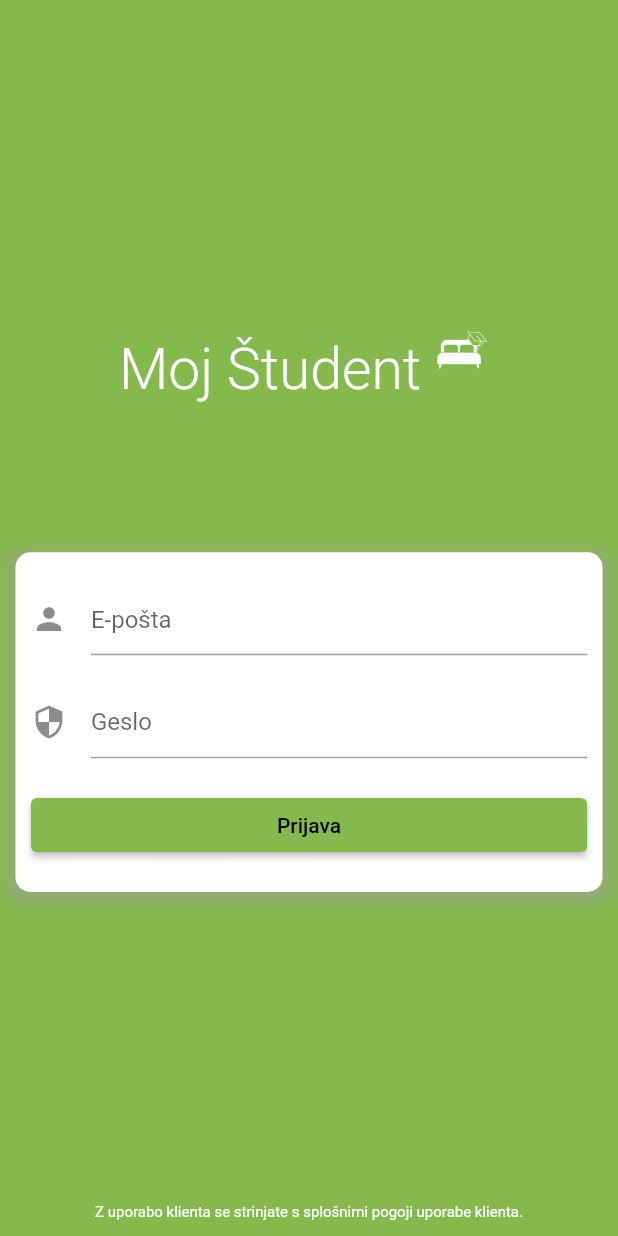
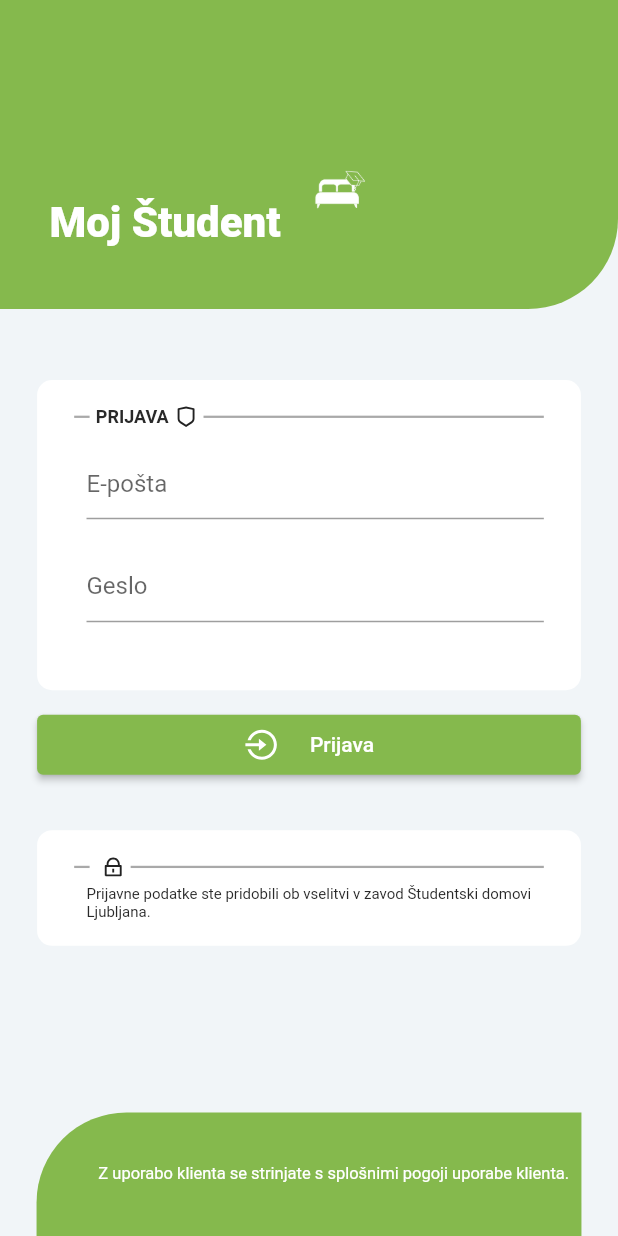
Before and after one commit to mojStudent/MojStudent, a Flutter app: the screen it shows after launch, on a phone screen of 412 x 824 dp. Run offline on Flutter 3.47's test engine with Material 2 defaults, Android fonts, the phone set to English and light mode, and no system bars; our stand-ins replace bloc, charts_flutter, dio, flutter_bloc, flutter_html, flutter_remix and 4 more; missing offline and left inert: http_interceptor; accounts and stored records are empty; statements that could not run were skipped.

Commit message:
updated login screen

```diff
--- a/lib/screens/login/login_screen.dart
+++ b/lib/screens/login/login_screen.dart
@@ -1,8 +1,11 @@
 import 'package:flutter/material.dart';
 import 'package:flutter_bloc/flutter_bloc.dart';
+import 'package:flutter_remix/flutter_remix.dart';
 import 'package:moj_student/constants/colors.dart';
 import 'package:moj_student/data/auth/auth_repository.dart';
 import 'package:moj_student/screens/home/home_screen.dart';
+import 'package:moj_student/screens/widgets/data_containers/containers/buttons/row_button.dart';
+import 'package:moj_student/screens/widgets/data_containers/containers/row_container.dart';
 import 'package:moj_student/services/blocs/login/login_bloc.dart';
 import 'package:moj_student/services/blocs/login/login_event.dart';
 import 'package:moj_student/services/blocs/login/login_state.dart';
@@ -17,7 +20,6 @@
   @override
   Widget build(BuildContext context) {
     return Scaffold(
-      backgroundColor: ThemeColors.primary,
       body: BlocProvider(
         create: (context) => LoginBloc(
           authRepository: context.read<AuthRepository>(),
@@ -27,89 +29,112 @@
     );
   }
 
-  SafeArea _buildView(BuildContext context) {
-    return SafeArea(
-      child: Padding(
-        padding: EdgeInsets.symmetric(
-            horizontal: MediaQuery.of(context).size.width * 0.025),
-        child: Column(
+  Widget _buildView(BuildContext context) {
+    final w = MediaQuery.of(context).size.width;
+    final h = MediaQuery.of(context).size.height;
+    return Column(
       mainAxisAlignment: MainAxisAlignment.spaceBetween,
       children: [
-            Column(),
         Column(
           mainAxisAlignment: MainAxisAlignment.center,
           crossAxisAlignment: CrossAxisAlignment.end,
           children: [
-                Center(
+            Container(
+              height: h * 0.25,
+              padding: EdgeInsets.only(left: w * 0.08, bottom: h * 0.05),
+              decoration: BoxDecoration(
+                  color: ThemeColors.primary,
+                  borderRadius:
+                      BorderRadius.only(bottomRight: Radius.circular(60))),
               child: Row(
-                    mainAxisAlignment: MainAxisAlignment.center,
                 crossAxisAlignment: CrossAxisAlignment.end,
                 children: [
                   Text(
                     "Moj Študent",
                     style: TextStyle(
-                            fontSize: 38,
-                            fontWeight: FontWeight.w300,
+                        fontSize: 28,
+                        fontWeight: FontWeight.w800,
                         color: Colors.white),
                   ),
+                  SizedBox(
+                    width: w * 0.03,
+                  ),
                   Column(
+                    mainAxisAlignment: MainAxisAlignment.end,
                     children: [
                       Image.asset(
                         'assets/ikona.png',
                         height: 52,
                       ),
                       SizedBox(
-                            height: 10,
+                        height: h * 0.015,
                       )
                     ],
                   ),
                 ],
               ),
             ),
-                SizedBox(
-                  height: MediaQuery.of(context).size.height * 0.12,
-                ),
-                _loginFormBox(context),
           ],
         ),
-            Column(
-              children: [
-                _tosLink(context),
-                SizedBox(
-                  height: 10,
-                )
-              ],
+        Expanded(
+          child: Padding(
+            padding: EdgeInsets.only(top: h * 0.05),
+            child: CustomScrollView(
+              physics: BouncingScrollPhysics(),
+              slivers: [
+                SliverToBoxAdapter(
+                  child: _loginFormBox(h, w, context),
                 )
               ],
             ),
           ),
+        ),
+        Container(
+          padding: EdgeInsets.only(right: w * 0.02, left: w * 0.1),
+          decoration: BoxDecoration(
+              color: Theme.of(context).primaryColor,
+              borderRadius: BorderRadius.only(topLeft: Radius.circular(60))),
+          height: h * 0.1,
+          child: Column(
+            mainAxisAlignment: MainAxisAlignment.center,
+            crossAxisAlignment: CrossAxisAlignment.start,
+            children: [
+              _tosLink(context),
+            ],
+          ),
+        )
+      ],
     );
   }
 
-  Container _loginFormBox(BuildContext context) {
-    return Container(
-      color: Colors.transparent,
-      child: Container(
-          decoration: BoxDecoration(
-              color: Colors.white,
-              borderRadius: BorderRadius.all(Radius.circular(10)),
-              boxShadow: [
-                BoxShadow(
-                  color: Colors.grey.withOpacity(0.5),
-                  spreadRadius: 5,
-                  blurRadius: 7,
-                  offset: Offset(0, 3), // changes position of shadow
+  Widget _loginFormBox(double h, double w, BuildContext context) {
+    return Column(
+      children: [
+        RowContainer(
+          child: _loginForm(context, h, w),
+          title: "Prijava",
+          icon: FlutterRemix.shield_line,
         ),
-              ]),
-          padding: EdgeInsets.symmetric(
-              horizontal: MediaQuery.of(context).size.width * 0.025,
-              vertical: MediaQuery.of(context).size.height * 0.025),
-          child: _loginForm(context)),
+        _loginButton(),
+        SizedBox(
+          height: h * 0.025,
+        ),
+        RowContainer(
+          child: Text(
+            "Prijavne podatke ste pridobili ob vselitvi v zavod Študentski domovi Ljubljana.",
+            style: TextStyle(fontSize: 10, color: ThemeColors.jet),
+          ),
+          title: "",
+          icon: FlutterRemix.lock_line,
+        ),
+      ],
     );
   }
 
-  Widget _loginForm(BuildContext context) {
-    return BlocListener<LoginBloc, LoginState>(
+  Widget _loginForm(BuildContext context, double h, double w) {
+    return Padding(
+      padding: EdgeInsets.symmetric(vertical: h * 0.01),
+      child: BlocListener<LoginBloc, LoginState>(
         listener: (context, state) {
           final formStatus = state.formSubmissionStatus;
           if (formStatus is SubmissionSuccess) {
@@ -140,8 +165,8 @@
               SizedBox(
                 height: MediaQuery.of(context).size.height * 0.025,
               ),
-            _loginButton(),
             ],
+          ),
         ),
       ),
     );
@@ -152,8 +177,7 @@
       builder: (context, state) {
         return TextFormField(
           obscureText: true,
-          decoration:
-              InputDecoration(icon: Icon(Icons.security), hintText: "Geslo"),
+          decoration: InputDecoration(hintText: "Geslo"),
           validator: (value) =>
               state.isValidPassword ? null : "Geslo ne sme biti prazno",
           onChanged: (value) => context
@@ -168,8 +192,7 @@
     return BlocBuilder<LoginBloc, LoginState>(
       builder: (context, state) {
         return TextFormField(
-            decoration:
-                InputDecoration(icon: Icon(Icons.person), hintText: "E-pošta"),
+            decoration: InputDecoration(hintText: "E-pošta"),
             validator: (value) =>
                 state.isValidEmail ? null : "Podani email ni pravilne oblike",
             onChanged: (value) => context
@@ -188,13 +211,17 @@
             return state.formSubmissionStatus is FormSubmitting
                 ? CircularProgressIndicator()
                 : Expanded(
-                    child: ElevatedButton(
-                    onPressed: (() => _formKey.currentState?.validate() ?? false
+                    child: RowButton(
+                      title: "Prijava",
+                      icon: FlutterRemix.login_circle_line,
+                      onPressed: (() =>
+                          _formKey.currentState?.validate() ?? false
                               ? context.read<LoginBloc>().add(
-                            LoginFormStatusChanged(formState: FormSubmitting()))
+                                  LoginFormStatusChanged(
+                                      formState: FormSubmitting()))
                               : null),
-                    child: Text("Prijava"),
-                  ));
+                    ),
+                  );
           },
         )
       ],
@@ -217,7 +244,7 @@
         "Z uporabo klienta se strinjate s splošnimi pogoji uporabe klienta.",
         style: TextStyle(
           color: Colors.white,
-          fontSize: 10,
+          fontSize: 11,
         ),
         textAlign: TextAlign.center,
       ),
--- a/lib/screens/notifications/notification_screen.dart
+++ b/lib/screens/notifications/notification_screen.dart
@@ -67,14 +67,14 @@
         return Dismissible(
           key: Key(index.toString()),
           confirmDismiss: (direction) async {
-            if (!notifications[index - 1].read) {
+            if (!notifications[index].read) {
               context.read<NotificationBloc>().add(SetNotificationAsRead(
-                  notificationId: notifications[index - 1].id));
+                  notificationId: notifications[index].id));
             }
             return false;
           },
           child: list[index],
-          background: index == 0 || notifications[index - 1].read
+          background: index == 0 || notifications[index].read
               ? Container()
               : Container(
                   color: ThemeColors.warning,
```
Lines whose indentation alone changed are shown as unchanged.
